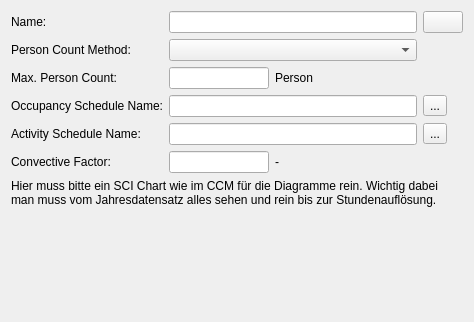
This is SIM-VICUS/src/SVDBInternalLoadsPersonEditWidget.ui in ghorwin/SIM-VICUS as Qt 5 draws it before an edit. The edited form follows.
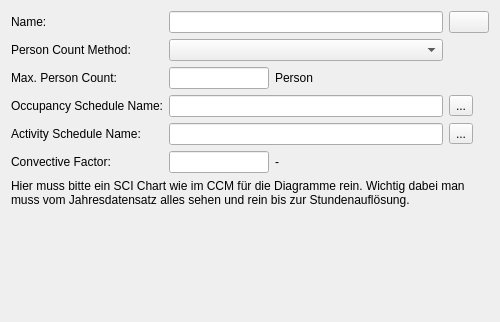
This is the edited form. Custom widgets are drawn as their Qt base class.

Commit message: Min size constraint added.

What changed in the file:
```diff
--- a/SIM-VICUS/src/SVDBInternalLoadsPersonEditWidget.ui
+++ b/SIM-VICUS/src/SVDBInternalLoadsPersonEditWidget.ui
@@ -6,15 +6,15 @@
    <rect>
     <x>0</x>
     <y>0</y>
-    <width>474</width>
+    <width>500</width>
     <height>322</height>
    </rect>
   </property>
-  <property name="sizePolicy">
-   <sizepolicy hsizetype="Expanding" vsizetype="Preferred">
-    <horstretch>0</horstretch>
-    <verstretch>0</verstretch>
-   </sizepolicy>
+  <property name="minimumSize">
+   <size>
+    <width>500</width>
+    <height>0</height>
+   </size>
   </property>
   <property name="windowTitle">
    <string>Form</string>
```
Left out of the diff: 6 changed lines with no effect on the pictures.
